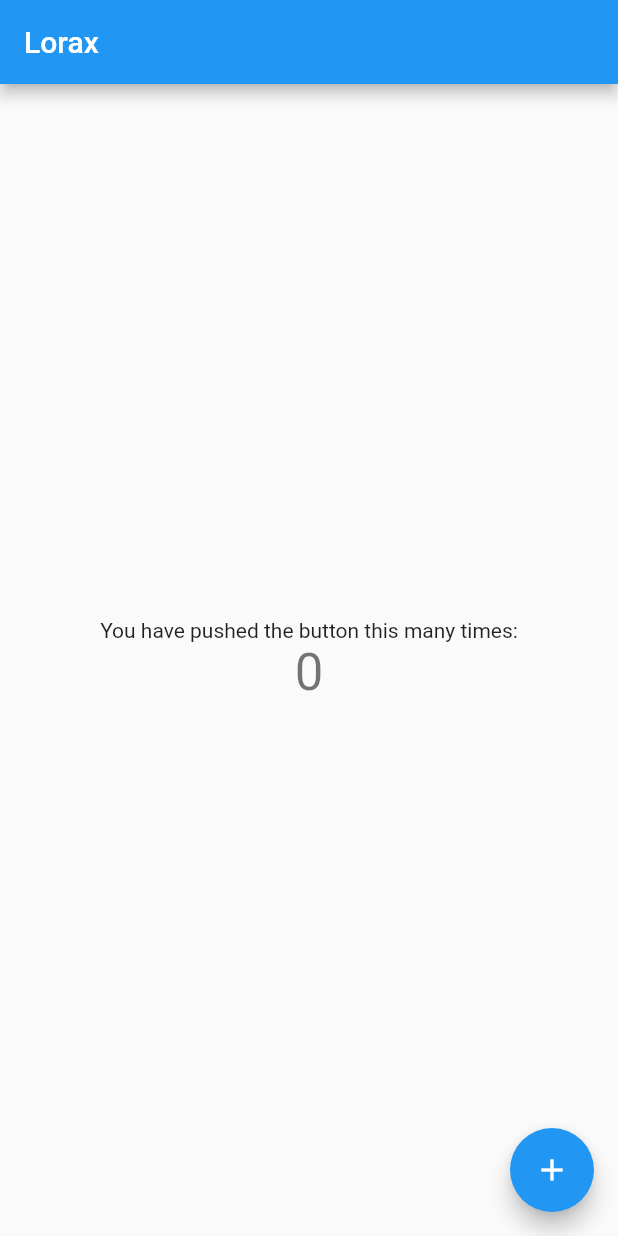
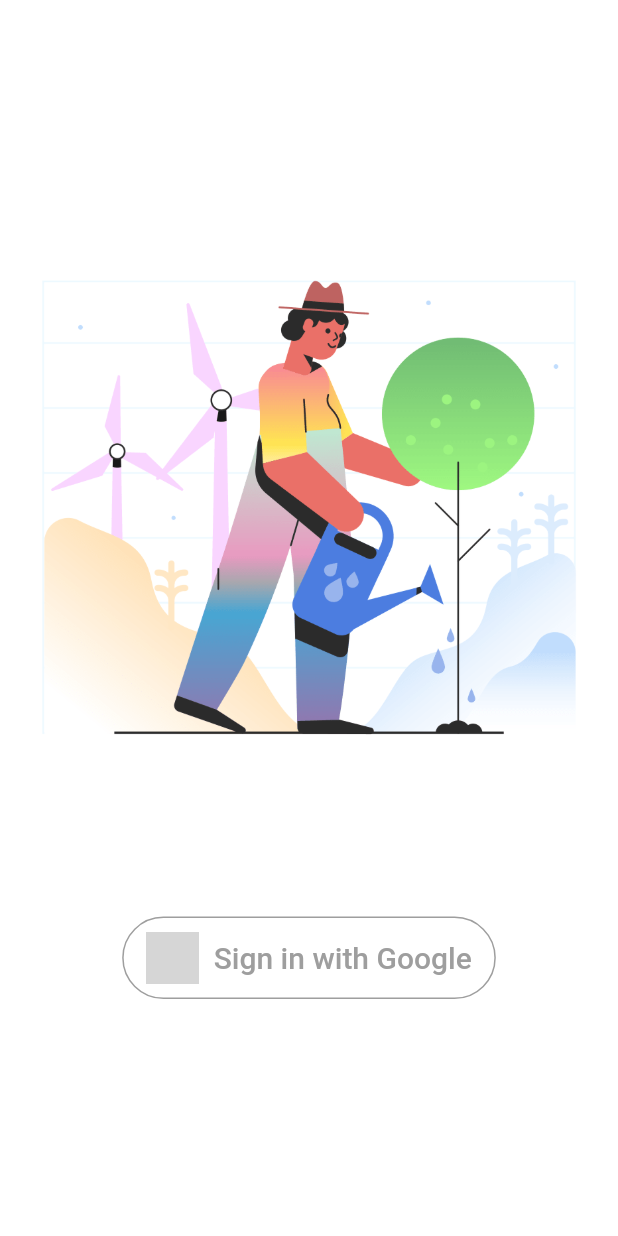
Before and after one commit to ashwinkey04/lorax, a Flutter app: the screen it shows after launch, on a phone screen of 412 x 824 dp. Run offline on Flutter 3.47's test engine with Material 2 defaults, Android fonts, the phone set to English and light mode, and no system bars; our stand-ins replace firebase_auth, google_sign_in; accounts and stored records are empty; grey boxes are pictures that could not be loaded.

Commit message:
feat: Add google login using firebase

```diff
--- /dev/null
+++ b/lib/login.dart
@@ -0,0 +1,70 @@
+import 'package:flutter/material.dart';
+import 'package:lorax/landing_page.dart';
+import 'sign_in.dart';
+
+class Login extends StatefulWidget {
+  @override
+  _LoginState createState() => _LoginState();
+}
+
+class _LoginState extends State<Login> {
+  @override
+  Widget build(BuildContext context) {
+    return Scaffold(
+      body: Container(
+        color: Colors.white,
+        child: Center(
+          child: Column(
+            mainAxisSize: MainAxisSize.max,
+            mainAxisAlignment: MainAxisAlignment.center,
+            children: <Widget>[
+              Image(image: AssetImage("assets/images/dash.png")),
+              SizedBox(height: 50),
+              _signInButton(),
+            ],
+          ),
+        ),
+      ),
+    );
+  }
+
+  Widget _signInButton() {
+    return OutlineButton(
+      splashColor: Colors.grey,
+      onPressed: () {
+        signInWithGoogle().whenComplete(() {
+          Navigator.of(context).push(
+            MaterialPageRoute(
+              builder: (context) {
+                return LandingPage();
+              },
+            ),
+          );
+        });
+      },
+      shape: RoundedRectangleBorder(borderRadius: BorderRadius.circular(40)),
+      highlightElevation: 0,
+      borderSide: BorderSide(color: Colors.grey),
+      child: Padding(
+        padding: const EdgeInsets.fromLTRB(0, 10, 0, 10),
+        child: Row(
+          mainAxisSize: MainAxisSize.min,
+          mainAxisAlignment: MainAxisAlignment.center,
+          children: <Widget>[
+            Image(image: AssetImage("assets/images/google.png"), height: 35.0),
+            Padding(
+              padding: const EdgeInsets.only(left: 10),
+              child: Text(
+                'Sign in with Google',
+                style: TextStyle(
+                  fontSize: 20,
+                  color: Colors.grey,
+                ),
+              ),
+            )
+          ],
+        ),
+      ),
+    );
+  }
+}
--- a/lib/main.dart
+++ b/lib/main.dart
@@ -1,117 +1,18 @@
 import 'package:flutter/material.dart';
+import 'package:lorax/login.dart';
 
-void main() {
-  runApp(MyApp());
-}
+void main() => runApp(MyApp());
 
 class MyApp extends StatelessWidget {
-  // This widget is the root of your application.
   @override
   Widget build(BuildContext context) {
     return MaterialApp(
-      title: 'Lorax',
+      title: 'Flutter Login',
+      debugShowCheckedModeBanner: false,
       theme: ThemeData(
-        // This is the theme of your application.
-        //
-        // Try running your application with "flutter run". You'll see the
-        // application has a blue toolbar. Then, without quitting the app, try
-        // changing the primarySwatch below to Colors.green and then invoke
-        // "hot reload" (press "r" in the console where you ran "flutter run",
-        // or simply save your changes to "hot reload" in a Flutter IDE).
-        // Notice that the counter didn't reset back to zero; the application
-        // is not restarted.
         primarySwatch: Colors.blue,
-        // This makes the visual density adapt to the platform that you run
-        // the app on. For desktop platforms, the controls will be smaller and
-        // closer together (more dense) than on mobile platforms.
-        visualDensity: VisualDensity.adaptivePlatformDensity,
       ),
-      home: MyHomePage(title: 'Lorax'),
+      home: Login(),
     );
   }
 }
-
-class MyHomePage extends StatefulWidget {
-  MyHomePage({Key key, this.title}) : super(key: key);
-
-  // This widget is the home page of your application. It is stateful, meaning
-  // that it has a State object (defined below) that contains fields that affect
-  // how it looks.
-
-  // This class is the configuration for the state. It holds the values (in this
-  // case the title) provided by the parent (in this case the App widget) and
-  // used by the build method of the State. Fields in a Widget subclass are
-  // always marked "final".
-
-  final String title;
-
-  @override
-  _MyHomePageState createState() => _MyHomePageState();
-}
-
-class _MyHomePageState extends State<MyHomePage> {
-  int _counter = 0;
-
-  void _incrementCounter() {
-    setState(() {
-      // This call to setState tells the Flutter framework that something has
-      // changed in this State, which causes it to rerun the build method below
-      // so that the display can reflect the updated values. If we changed
-      // _counter without calling setState(), then the build method would not be
-      // called again, and so nothing would appear to happen.
-      _counter++;
-    });
-  }
-
-  @override
-  Widget build(BuildContext context) {
-    // This method is rerun every time setState is called, for instance as done
-    // by the _incrementCounter method above.
-    //
-    // The Flutter framework has been optimized to make rerunning build methods
-    // fast, so that you can just rebuild anything that needs updating rather
-    // than having to individually change instances of widgets.
-    return Scaffold(
-      appBar: AppBar(
-        // Here we take the value from the MyHomePage object that was created by
-        // the App.build method, and use it to set our appbar title.
-        title: Text(widget.title),
-      ),
-      body: Center(
-        // Center is a layout widget. It takes a single child and positions it
-        // in the middle of the parent.
-        child: Column(
-          // Column is also a layout widget. It takes a list of children and
-          // arranges them vertically. By default, it sizes itself to fit its
-          // children horizontally, and tries to be as tall as its parent.
-          //
-          // Invoke "debug painting" (press "p" in the console, choose the
-          // "Toggle Debug Paint" action from the Flutter Inspector in Android
-          // Studio, or the "Toggle Debug Paint" command in Visual Studio Code)
-          // to see the wireframe for each widget.
-          //
-          // Column has various properties to control how it sizes itself and
-          // how it positions its children. Here we use mainAxisAlignment to
-          // center the children vertically; the main axis here is the vertical
-          // axis because Columns are vertical (the cross axis would be
-          // horizontal).
-          mainAxisAlignment: MainAxisAlignment.center,
-          children: <Widget>[
-            Text(
-              'You have pushed the button this many times:',
-            ),
-            Text(
-              '$_counter',
-              style: Theme.of(context).textTheme.headline4,
-            ),
-          ],
-        ),
-      ),
-      floatingActionButton: FloatingActionButton(
-        onPressed: _incrementCounter,
-        tooltip: 'Increment',
-        child: Icon(Icons.add),
-      ), // This trailing comma makes auto-formatting nicer for build methods.
-    );
-  }
-}
--- a/pubspec.yaml
+++ b/pubspec.yaml
@@ -28,6 +28,8 @@ dependencies:
   # The following adds the Cupertino Icons font to your application.
   # Use with the CupertinoIcons class for iOS style icons.
   cupertino_icons: ^0.1.3
+  firebase_auth: ^0.16.0
+  google_sign_in: ^4.4.4
 
 dev_dependencies:
   flutter_test:
@@ -45,7 +47,8 @@ flutter:
   uses-material-design: true
 
   # To add assets to your application, add an assets section, like this:
-  # assets:
+  assets:
+    - assets/images/
   #   - images/a_dot_burr.jpeg
   #   - images/a_dot_ham.jpeg
 
```
Also changed, not shown: lib/landing_page.dart (added, +84 -0 lines), lib/sign_in.dart (added, +46 -0 lines), assets/images/dash.png (added), assets/images/google_logo.png (added), pubspec.lock, 6 other files.
